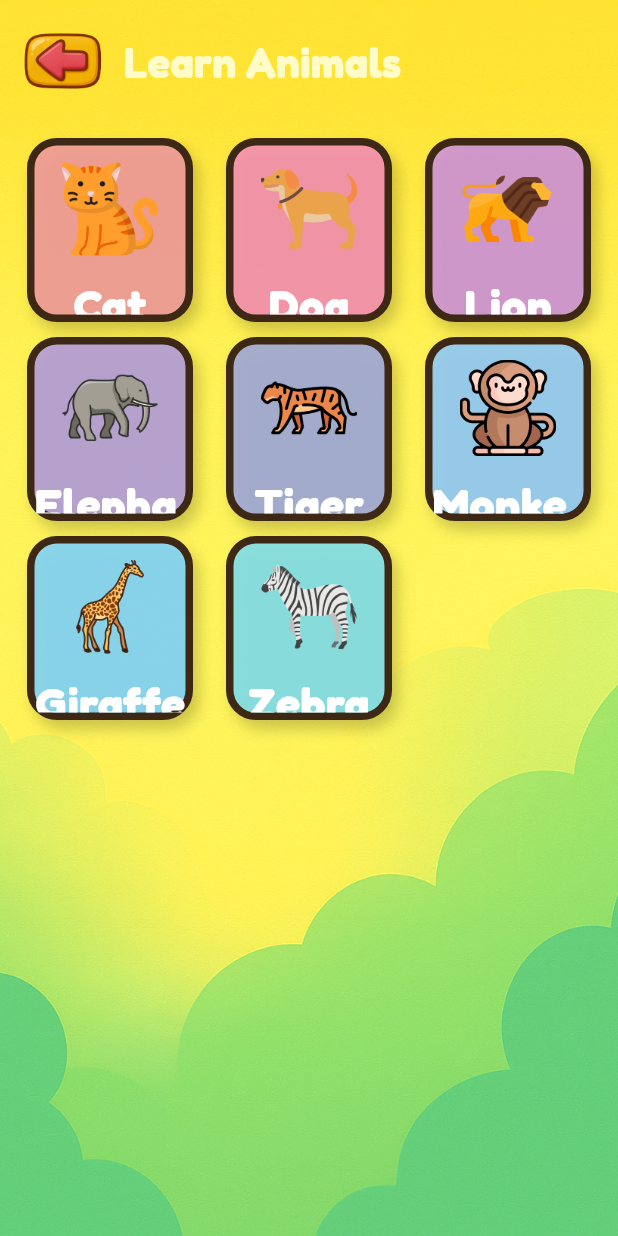
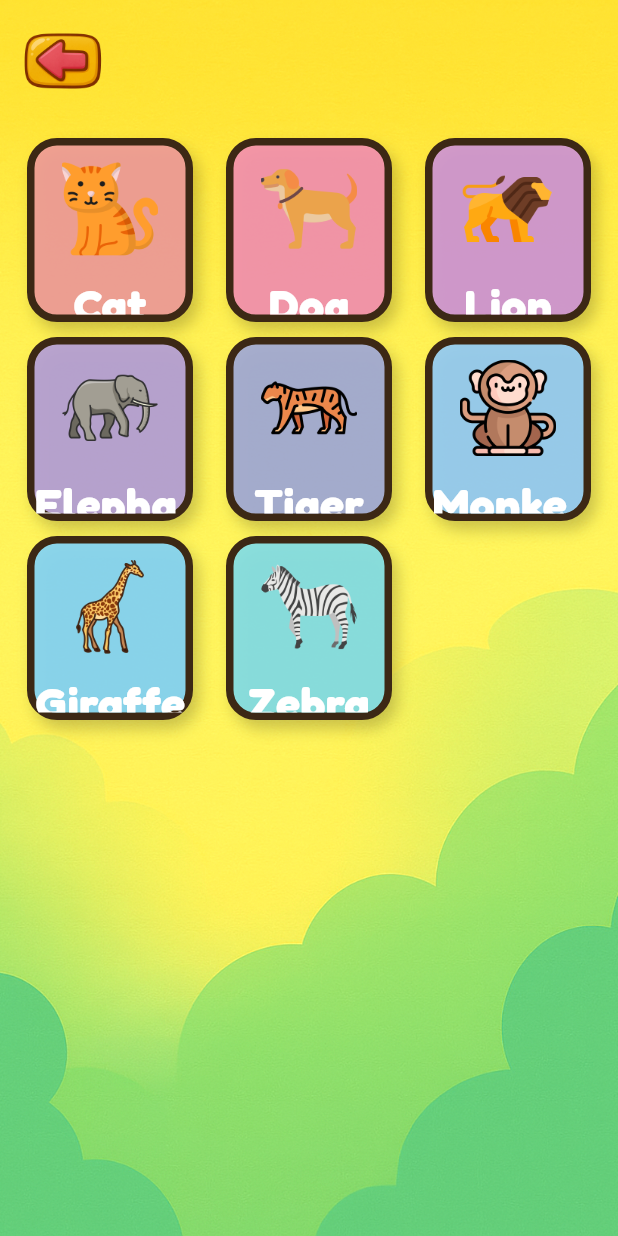
Before and after one commit to argadenil/zinzy, a Flutter app: the AnimalScreen screen opened directly, on a phone screen of 412 x 824 dp. Run offline on Flutter 3.47's test engine with Material 3 defaults, Android fonts, the phone set to English and light mode, and no system bars; our stand-ins replace audioplayers, confetti, flutter_tts, google_fonts, rive.

Commit message:
removed learn animals text

```diff
--- a/lib/screens/animals/animal.dart
+++ b/lib/screens/animals/animal.dart
@@ -189,15 +189,6 @@ class _AnimalScreenState extends State<AnimalScreen>
                           height: 60,
                         ),
                       ),
-                      const SizedBox(width: 10),
-                      const Text(
-                        'Learn Animals',
-                        style: TextStyle(
-                          fontSize: 28,
-                          fontWeight: FontWeight.bold,
-                          color: Color(0xfffffcc9),
-                        ),
-                      ),
                     ],
                   ),
                   const SizedBox(height: 20),
```
